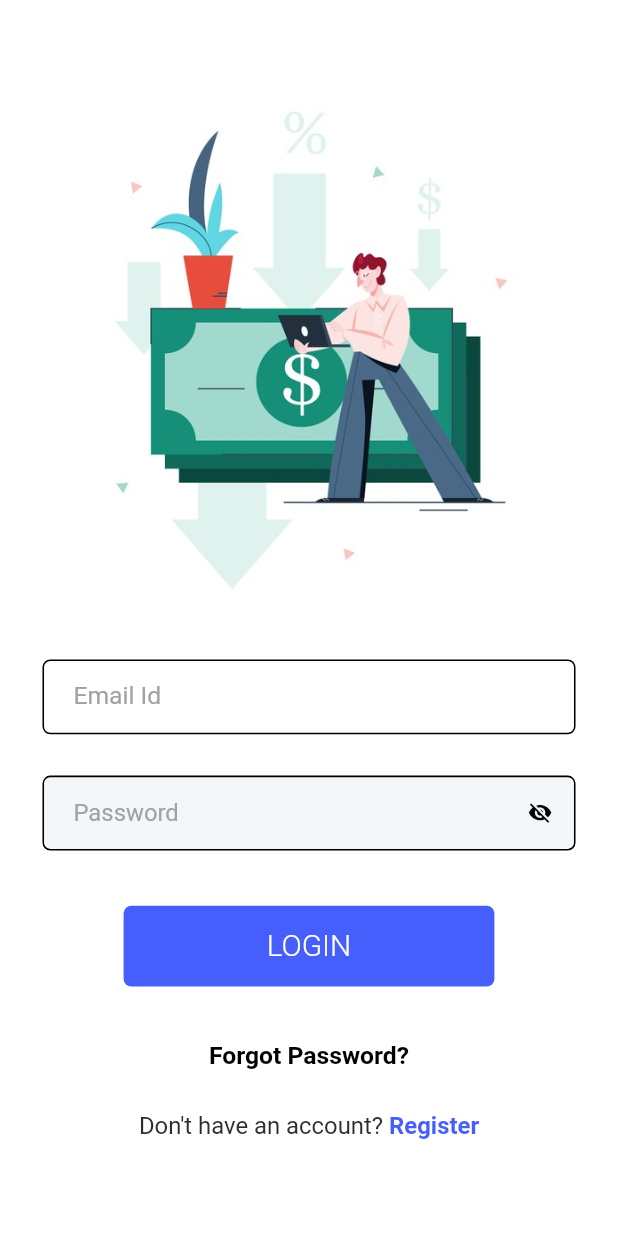
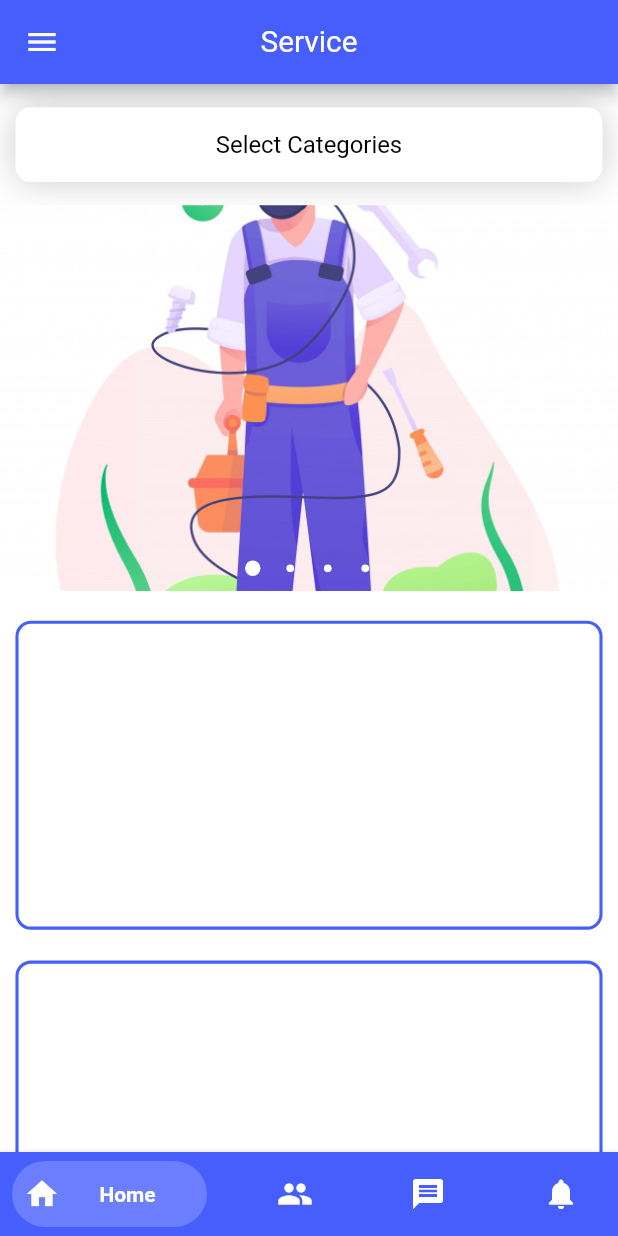
Before and after one commit to ritesh-amit/Suraj, a Flutter app: the Login screen opened directly, after a tap on "LOGIN", on a phone screen of 412 x 824 dp. Run offline on Flutter 3.47's test engine with Material 2 defaults, Android fonts, the phone set to English and light mode, and no system bars; drawn by our look-alikes of bottom_navy_bar, carousel_pro; our stand-ins replace firebase_auth, firebase_core, shared_preferences; accounts and stored records are empty.

Commit message:
HomePage Added

```diff
--- /dev/null
+++ b/lib/home.dart
@@ -0,0 +1,96 @@
+import 'package:flutter/material.dart';
+import 'package:suraj/homePage.dart';
+import 'Utils/SizeConfig.dart';
+import 'Utils/constants.dart';
+import 'package:flutter/cupertino.dart';
+import 'package:bottom_navy_bar/bottom_navy_bar.dart';
+
+class MyHomePage extends StatefulWidget {
+  @override
+  _MyHomePageState createState() => _MyHomePageState();
+}
+
+class _MyHomePageState extends State<MyHomePage> {
+  int _currentIndex = 0;
+  int _counter = 0;
+  List<Widget> _widgetOptions = <Widget>[
+    HomePage(),
+    HomePage(),
+    HomePage(),
+    HomePage(),
+  ];
+
+  void _incrementCounter() {
+    setState(() {
+      _counter++;
+    });
+  }
+
+  @override
+  Widget build(BuildContext context) {
+    SizeConfig().init(context);
+    var b = SizeConfig.screenWidth / 400;
+    var h = SizeConfig.screenHeight / 800;
+    return Scaffold(
+      drawer: Drawer(),
+      appBar: AppBar(
+        backgroundColor: maC,
+        centerTitle: true,
+        title: Text(
+          'Service',
+          style: txtS(Colors.white, 20, FontWeight.w400),
+        ),
+      ),
+      backgroundColor: Colors.white,
+      bottomNavigationBar: BottomNavyBar(
+        selectedIndex: _currentIndex,
+        backgroundColor: maC,
+        showElevation: true,
+        itemCornerRadius: 24,
+        curve: Curves.easeIn,
+        onItemSelected: (index) => setState(() => _currentIndex = index),
+        items: <BottomNavyBarItem>[
+          BottomNavyBarItem(
+            icon: Icon(Icons.home),
+            title: Text('Home'),
+            activeColor: Colors.white,
+            textAlign: TextAlign.center,
+          ),
+          BottomNavyBarItem(
+            icon: Icon(Icons.people),
+            title: Text('Users'),
+            activeColor: Colors.white,
+            textAlign: TextAlign.center,
+          ),
+          BottomNavyBarItem(
+            icon: Icon(Icons.message),
+            title: Text(
+              'Messages',
+            ),
+            activeColor: Colors.white,
+            textAlign: TextAlign.center,
+          ),
+          BottomNavyBarItem(
+            icon: Icon(Icons.notifications),
+            title: Text('Notifications'),
+            activeColor: Colors.white,
+            textAlign: TextAlign.center,
+          ),
+        ],
+      ),
+      body: _widgetOptions.elementAt(_currentIndex),
+    );
+  }
+
+  TextStyle txtS(Color col, double siz, FontWeight wg) {
+    return TextStyle(
+      color: col,
+      fontWeight: wg,
+      fontSize: SizeConfig.screenWidth * siz / 414,
+    );
+  }
+
+  SizedBox sh(double h) {
+    return SizedBox(height: SizeConfig.screenHeight * h / 896);
+  }
+}
--- /dev/null
+++ b/lib/homePage.dart
@@ -0,0 +1,140 @@
+import 'package:flutter/material.dart';
+import 'Utils/SizeConfig.dart';
+import 'Utils/constants.dart';
+import 'package:flutter/cupertino.dart';
+import 'package:carousel_pro/carousel_pro.dart';
+
+class HomePage extends StatelessWidget {
+  final GlobalKey<ScaffoldState> _scaffoldkey = GlobalKey<ScaffoldState>();
+
+  final TextEditingController emailController = TextEditingController();
+
+  @override
+  Widget build(BuildContext context) {
+    SizeConfig().init(context);
+    var b = SizeConfig.screenWidth / 400;
+    var h = SizeConfig.screenHeight / 800;
+    return Scaffold(
+      key: _scaffoldkey,
+      backgroundColor: Colors.white,
+      body: SafeArea(
+        child: Container(
+          child:
+              Column(crossAxisAlignment: CrossAxisAlignment.center, children: [
+            Container(
+              margin:
+                  EdgeInsets.symmetric(horizontal: b * 10, vertical: h * 15),
+              padding:
+                  EdgeInsets.symmetric(horizontal: b * 10, vertical: h * 15),
+              decoration: BoxDecoration(
+                boxShadow: [
+                  BoxShadow(
+                    color: Colors.black.withOpacity(0.2),
+                    blurRadius: 20,
+                    spreadRadius: 0,
+                    offset: Offset(0, 0),
+                  ),
+                ],
+                color: Colors.white,
+                borderRadius: BorderRadius.circular(b * 10),
+              ),
+              child: Row(
+                mainAxisAlignment: MainAxisAlignment.center,
+                children: [
+                  Text(
+                    'Select Categories',
+                    style: txtS(Colors.black, 16, FontWeight.w400),
+                  ),
+                ],
+              ),
+            ),
+            Container(
+              height: h * 250,
+              width: SizeConfig.screenWidth * 1,
+              child: Carousel(
+                boxFit: BoxFit.cover,
+                autoplay: false,
+                animationCurve: Curves.fastOutSlowIn,
+                animationDuration: Duration(milliseconds: 200),
+                dotSize: b * 5,
+                dotIncreasedColor: Colors.white,
+                dotBgColor: Colors.transparent,
+                dotPosition: DotPosition.bottomCenter,
+                dotVerticalPadding: 0.0,
+                showIndicator: true,
+                indicatorBgPadding: b * 10,
+                images: [
+                  ExactAssetImage("images/1.jpg"),
+                  ExactAssetImage("images/1.jpg"),
+                  ExactAssetImage("images/1.jpg"),
+                  ExactAssetImage("images/1.jpg"),
+                ],
+              ),
+            ),
+            sh(10),
+            Expanded(
+              child: ListView.builder(
+                  physics: BouncingScrollPhysics(),
+                  shrinkWrap: true,
+                  padding: EdgeInsets.zero,
+                  itemCount: 20,
+                  itemBuilder: (BuildContext ctxt, int index) {
+                    return Column(children: [
+                      Container(
+                        margin: EdgeInsets.symmetric(
+                            horizontal: b * 10, vertical: h * 10),
+                        height: h * 200,
+                        decoration: BoxDecoration(
+                          color: Colors.white,
+                          border: Border.all(color: maC, width: b * 2),
+                          borderRadius: BorderRadius.circular(b * 10),
+                        ),
+                      ),
+                    ]);
+                  }),
+            ),
+          ]),
+        ),
+      ),
+    );
+  }
+
+  InputDecoration dec(String txt) {
+    var b = SizeConfig.screenWidth / 400;
+    var h = SizeConfig.screenHeight / 800;
+
+    return InputDecoration(
+      focusedBorder: OutlineInputBorder(
+        borderSide: BorderSide(color: maC, width: b * 2),
+        borderRadius: BorderRadius.circular(b * 5),
+      ),
+      enabledBorder: OutlineInputBorder(
+        borderSide: BorderSide(color: Colors.black, width: b * 1),
+        borderRadius: BorderRadius.circular(b * 5),
+      ),
+      labelText: txt,
+      labelStyle: TextStyle(
+        color: tc,
+        fontSize: b * 16,
+        fontWeight: FontWeight.w400,
+      ),
+      isDense: true,
+      contentPadding: EdgeInsets.symmetric(
+        vertical: h * 15,
+        horizontal: b * 20,
+      ),
+    );
+  }
+
+  TextStyle txtS(Color col, double siz, FontWeight wg) {
+    return TextStyle(
+      color: col,
+      fontWeight: wg,
+      fontSize: SizeConfig.screenWidth * siz / 414,
+    );
+  }
+
+  SizedBox sh(double h) {
+    return SizedBox(height: SizeConfig.screenHeight * h / 896);
+  }
+}
--- a/lib/login.dart
+++ b/lib/login.dart
@@ -1,6 +1,8 @@
 import 'package:flutter/material.dart';
 import 'package:flutter/rendering.dart';
 import 'package:suraj/forgotPassword.dart';
+import 'package:suraj/home.dart';
+import 'package:suraj/homePage.dart';
 import 'Utils/SizeConfig.dart';
 import 'Utils/constants.dart';
 
@@ -108,11 +110,11 @@ class _LoginState extends State<Login> {
                       splashColor: maC,
                       color: maC,
                       onPressed: () {
-                        /*Navigator.of(context).push(
-                    MaterialPageRoute(builder: (context) {
-                      return CustomerLogin();
-                    }),
-                  );*/
+                        Navigator.of(context).push(
+                          MaterialPageRoute(builder: (context) {
+                            return MyHomePage();
+                          }),
+                        );
                       },
                       padding: EdgeInsets.symmetric(
                           horizontal: b * 25, vertical: h * 15),
--- a/pubspec.yaml
+++ b/pubspec.yaml
@@ -31,6 +31,8 @@ dependencies:
   firebase_auth:
   firebase_core:
   shared_preferences:
+  carousel_pro:
+  bottom_navy_bar: ^6.0.0
 
 dev_dependencies:
   flutter_test:
```
Also changed, not shown: pubspec.lock.
